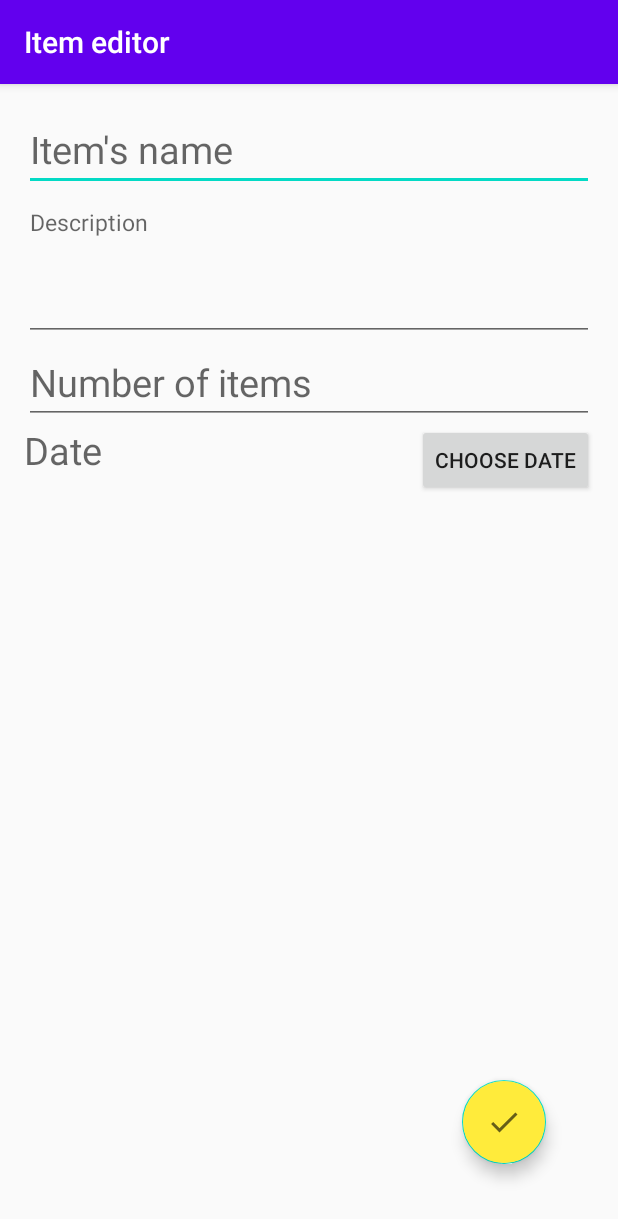
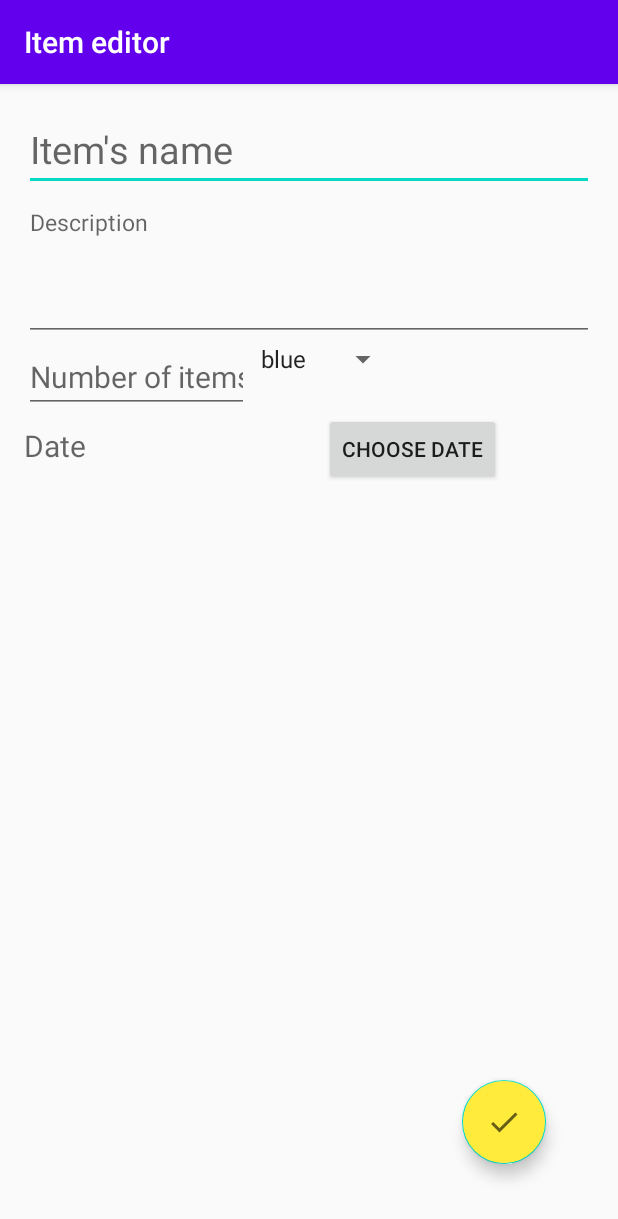
Before and after one commit to FokaKefir/Shopping-List-app, an Android app: the ItemActivity screen opened directly, with no data from a screen before it, on a phone screen of 412 x 824 dp. Shown: the top 1219 px of the screen. Run offline under Robolectric (Android 15) with nearby library versions, the phone set to English and light mode, and no system bars.

Commit message:
Adding color spinner to choose the box's color.

```diff
--- a/app/src/main/java/com/example/shoppinglist/gui/activity/ItemActivity.java
+++ b/app/src/main/java/com/example/shoppinglist/gui/activity/ItemActivity.java
@@ -7,9 +7,12 @@ import android.content.DialogInterface;
 import android.content.Intent;
 import android.os.Bundle;
 import android.view.View;
+import android.widget.AdapterView;
+import android.widget.ArrayAdapter;
 import android.widget.Button;
 import android.widget.DatePicker;
 import android.widget.EditText;
+import android.widget.Spinner;
 import android.widget.TextView;
 import android.widget.Toast;
 
@@ -21,7 +24,7 @@ import com.google.android.material.floatingactionbutton.FloatingActionButton;
 import java.util.Calendar;
 
 
-public class ItemActivity extends AppCompatActivity implements View.OnClickListener, DatePickerDialog.OnDateSetListener {
+public class ItemActivity extends AppCompatActivity implements View.OnClickListener, DatePickerDialog.OnDateSetListener, AdapterView.OnItemSelectedListener {
 
     // region 0. Constants
 
@@ -39,11 +42,14 @@ public class ItemActivity extends AppCompatActivity implements View.OnClickListe
     private FloatingActionButton btnDone;
     private Button btnDate;
 
+    private Spinner spinner;
+
     private MyDate date;
+    private int imageResource;
 
     // endregion
 
-    // region 3. Lifecycle
+    // region 2. Lifecycle
 
     @Override
     protected void onCreate(Bundle savedInstanceState) {
@@ -59,28 +65,66 @@ public class ItemActivity extends AppCompatActivity implements View.OnClickListe
         this.txtDate = findViewById(R.id.txt_date);
         this.btnDone = findViewById(R.id.fab_done);
         this.btnDate = findViewById(R.id.btn_date);
+        this.spinner = findViewById(R.id.color_spinner);
 
         this.date = new MyDate();
+        this.imageResource = R.drawable.ic_box_blue;
 
+        this.btnDone.setOnClickListener(this);
+        this.btnDate.setOnClickListener(this);
+        this.spinner.setOnItemSelectedListener(this);
+
+        readIntent();
+        buildSpinner();
+
+    }
+
+    // endregion
+
+    // region 3. Other methods
+
+
+    private void readIntent(){
         Intent intent = getIntent();
         Item item = intent.getParcelableExtra(MainActivity.EXTRA_TEXT);
 
         if (item != null && !item.isDefault()){
+            this.imageResource = item.getImageResource();
             this.txtName.setText(item.getTextName());
             this.txtDescription.setText(item.getTextDescription());
             this.txtNumbersOfItems.setText(String.valueOf(item.getNumberOfItems()));
             this.date = item.getDate();
             this.txtDate.setText(this.date.toString());
         }
+    }
 
-        this.btnDone.setOnClickListener(this);
-        this.btnDate.setOnClickListener(this);
+    private void buildSpinner() {
+        ArrayAdapter<CharSequence> adapter = ArrayAdapter.createFromResource(
+                this,
+                R.array.colors,
+                android.R.layout.simple_spinner_item
+        );
+        adapter.setDropDownViewResource(android.R.layout.simple_spinner_dropdown_item);
+        this.spinner.setAdapter(adapter);
+        switch (this.imageResource){
+            case R.drawable.ic_box_blue:
+                this.spinner.setSelection(0);
+                break;
+            case R.drawable.ic_box_green:
+                this.spinner.setSelection(1);
+                break;
+            case R.drawable.ic_box_orange:
+                this.spinner.setSelection(2);
+                break;
+            case R.drawable.ic_box_red:
+                this.spinner.setSelection(3);
+                break;
+            case R.drawable.ic_box_yellow:
+                this.spinner.setSelection(4);
+                break;
+        }
 
     }
-
-    // endregion
-
-    // region 4. Other methods
 
     private void showDatePickerDialog(){
         DatePickerDialog datePickerDialog = new DatePickerDialog(
@@ -93,24 +137,28 @@ public class ItemActivity extends AppCompatActivity implements View.OnClickListe
         datePickerDialog.show();
     }
 
+    private void sendResult(){
+        Intent resultIntent = new Intent();
+        resultIntent.putExtra(EXTRA_RESULT_TEXT, new Item(
+                this.imageResource,
+                this.txtName.getText().toString(),
+                this.txtDescription.getText().toString(),
+                Integer.parseInt(this.txtNumbersOfItems.getText().toString()),
+                this.date
+        ));
+
+        setResult(RESULT_OK, resultIntent);
+        finish();
+    }
+
     // endregion
 
-    // region 5. Listener
+    // region 4. Listener
 
     @Override
     public void onClick(View view) {
         if (view.getId() == R.id.fab_done) {
-            Intent resultIntent = new Intent();
-            resultIntent.putExtra(EXTRA_RESULT_TEXT, new Item(
-                    R.drawable.ic_box_blue,
-                    this.txtName.getText().toString(),
-                    this.txtDescription.getText().toString(),
-                    Integer.parseInt(this.txtNumbersOfItems.getText().toString()),
-                    this.date
-            ));
-
-            setResult(RESULT_OK, resultIntent);
-            finish();
+            sendResult();
         } else if (view.getId() == R.id.btn_date) {
             showDatePickerDialog();
         }
@@ -122,5 +170,31 @@ public class ItemActivity extends AppCompatActivity implements View.OnClickListe
         this.txtDate.setText(this.date.toString());
     }
 
+    @Override
+    public void onItemSelected(AdapterView<?> adapterView, View view, int position, long id) {
+        String strColor = adapterView.getItemAtPosition(position).toString();
+        switch (strColor){
+            case "blue":
+                this.imageResource = R.drawable.ic_box_blue;
+                break;
+            case "green":
+                this.imageResource = R.drawable.ic_box_green;
+                break;
+            case "orange":
+                this.imageResource = R.drawable.ic_box_orange;
+                break;
+            case "red":
+                this.imageResource = R.drawable.ic_box_red;
+                break;
+            case "yellow":
+                this.imageResource = R.drawable.ic_box_yellow;
+                break;
+        }
+    }
+
+    @Override
+    public void onNothingSelected(AdapterView<?> adapterView) {
+    }
+
     // endregion
 }
--- /dev/null
+++ b/app/src/main/res/drawable/ic_box_green.xml
@@ -0,0 +1,5 @@
+<vector android:height="24dp" android:tint="#32FF00"
+    android:viewportHeight="24" android:viewportWidth="24"
+    android:width="24dp" xmlns:android="http://schemas.android.com/apk/res/android">
+    <path android:fillColor="@android:color/white" android:pathData="M19,5v14H5V5h14m0,-2H5c-1.1,0 -2,0.9 -2,2v14c0,1.1 0.9,2 2,2h14c1.1,0 2,-0.9 2,-2V5c0,-1.1 -0.9,-2 -2,-2z"/>
+</vector>
--- /dev/null
+++ b/app/src/main/res/drawable/ic_box_orange.xml
@@ -0,0 +1,5 @@
+<vector android:height="24dp" android:tint="#FFA800"
+    android:viewportHeight="24" android:viewportWidth="24"
+    android:width="24dp" xmlns:android="http://schemas.android.com/apk/res/android">
+    <path android:fillColor="@android:color/white" android:pathData="M19,5v14H5V5h14m0,-2H5c-1.1,0 -2,0.9 -2,2v14c0,1.1 0.9,2 2,2h14c1.1,0 2,-0.9 2,-2V5c0,-1.1 -0.9,-2 -2,-2z"/>
+</vector>
--- /dev/null
+++ b/app/src/main/res/drawable/ic_box_yellow.xml
@@ -0,0 +1,5 @@
+<vector android:height="24dp" android:tint="#FFFC00"
+    android:viewportHeight="24" android:viewportWidth="24"
+    android:width="24dp" xmlns:android="http://schemas.android.com/apk/res/android">
+    <path android:fillColor="@android:color/white" android:pathData="M19,5v14H5V5h14m0,-2H5c-1.1,0 -2,0.9 -2,2v14c0,1.1 0.9,2 2,2h14c1.1,0 2,-0.9 2,-2V5c0,-1.1 -0.9,-2 -2,-2z"/>
+</vector>
--- a/app/src/main/res/layout/item_activity.xml
+++ b/app/src/main/res/layout/item_activity.xml
@@ -33,35 +33,49 @@
             android:hint="@string/str_description"
             android:inputType="textMultiLine" />
 
-        <EditText
-            android:id="@+id/txt_number_of_items"
+
+
+        <LinearLayout
             android:layout_width="match_parent"
             android:layout_height="wrap_content"
-            android:autofillHints=""
-            android:textSize="25sp"
-            android:hint="@string/str_number_of_items"
-            android:inputType="numberDecimal" />
+            android:orientation="horizontal">
 
-        <RelativeLayout
+            <EditText
+                android:id="@+id/txt_number_of_items"
+                android:layout_width="150dp"
+                android:layout_height="wrap_content"
+
+                android:autofillHints=""
+                android:textSize="20sp"
+                android:hint="@string/str_number_of_items"
+                android:inputType="numberDecimal" />
+
+            <Spinner
+                android:id="@+id/color_spinner"
+                android:layout_width="100dp"
+                android:layout_height="wrap_content"
+                android:layout_gravity="center_horizontal" />
+
+        </LinearLayout>
+
+        <LinearLayout
             android:layout_width="match_parent"
             android:layout_height="wrap_content"
             android:orientation="horizontal">
 
             <TextView
                 android:id="@+id/txt_date"
-                android:layout_width="wrap_content"
+                android:layout_width="200dp"
                 android:layout_height="wrap_content"
-                android:layout_alignParentStart="true"
                 android:hint="@string/str_date"
-                android:textSize="25sp" />
+                android:textSize="20sp" />
 
             <Button
                 android:id="@+id/btn_date"
                 android:layout_width="wrap_content"
                 android:layout_height="wrap_content"
-                android:layout_alignParentEnd="true"
                 android:text="@string/str_choose_date" />
-        </RelativeLayout>
+        </LinearLayout>
 
     </LinearLayout>
 
@@ -72,8 +86,6 @@
         android:layout_alignParentEnd="true"
         android:layout_alignParentBottom="true"
         android:layout_gravity="bottom|end"
-        android:layout_marginStart="32dp"
-        android:layout_marginTop="32dp"
         android:layout_marginEnd="32dp"
         android:layout_marginBottom="32dp"
         android:backgroundTint="@color/colorFloatingButton"
--- a/app/src/main/res/values/strings.xml
+++ b/app/src/main/res/values/strings.xml
@@ -6,4 +6,12 @@
     <string name="str_date">Date</string>
     <string name="str_choose_date">Choose date</string>
 
+    <string-array name="colors">
+        <item>blue</item>
+        <item>green</item>
+        <item>orange</item>
+        <item>red</item>
+        <item>yellow</item>
+    </string-array>
+
 </resources>
```
